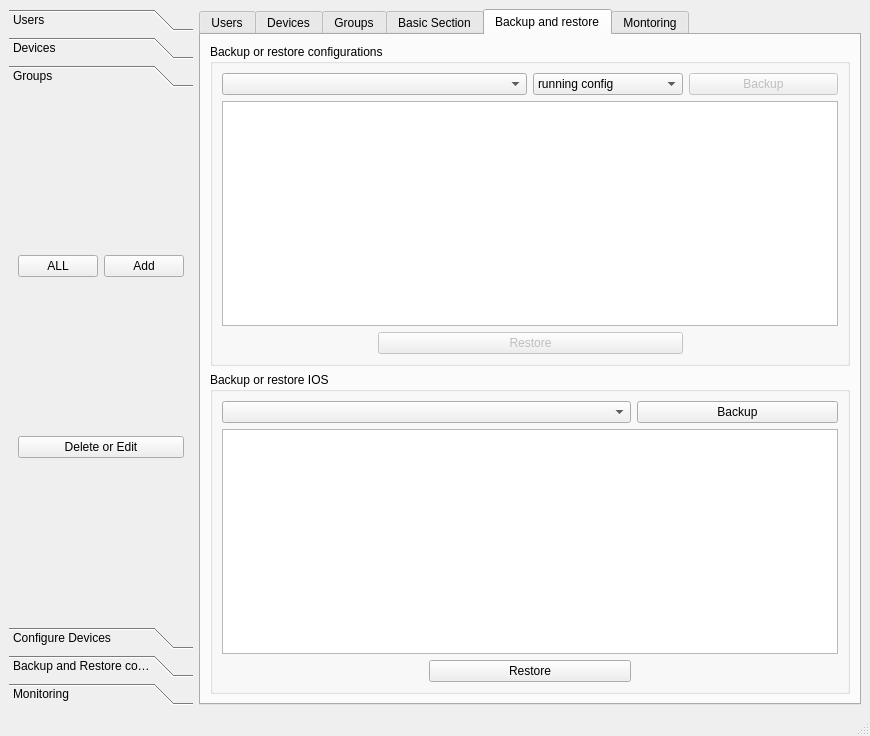
The window that main.ui (saad909/cnsrc) describes before a commit, drawn with Qt 5.
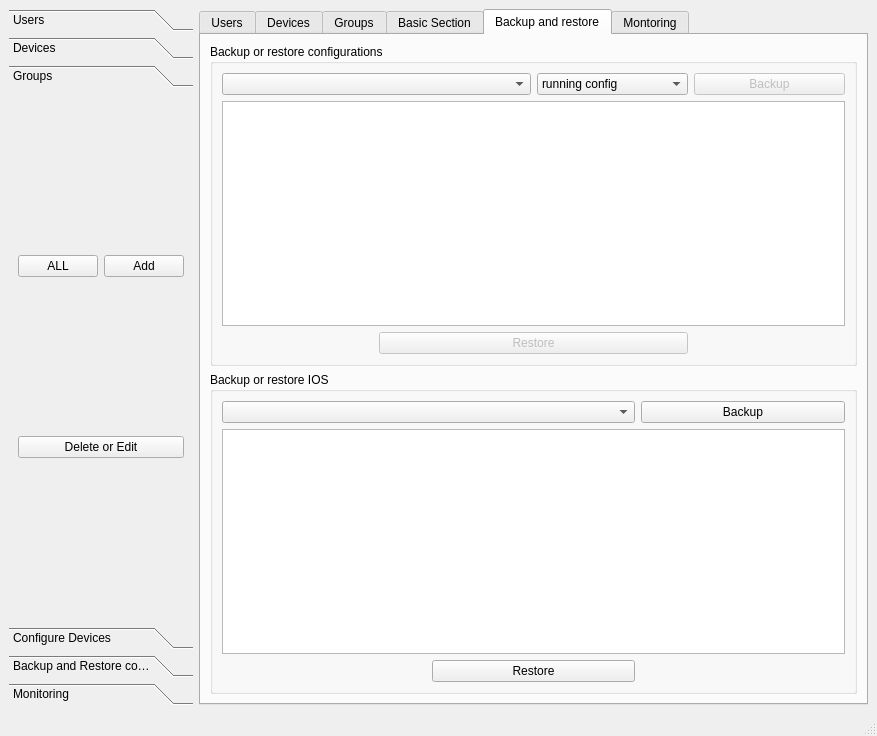
The same window after the commit.

Commit message: gui section of configs backup made

Patch:
```diff
--- a/main.ui
+++ b/main.ui
@@ -6,7 +6,7 @@
    <rect>
     <x>0</x>
     <y>0</y>
-    <width>870</width>
+    <width>877</width>
     <height>730</height>
    </rect>
   </property>
```
Left out of the diff: 14 changed lines with no effect on the pictures. The commit also changes 6 other files.
